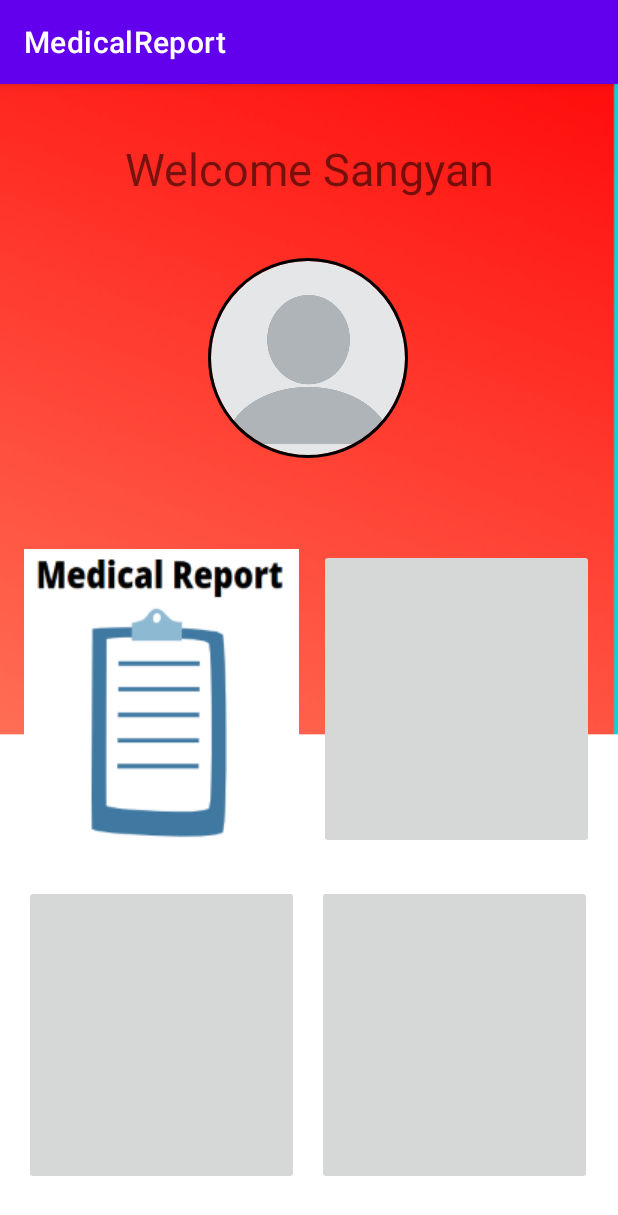
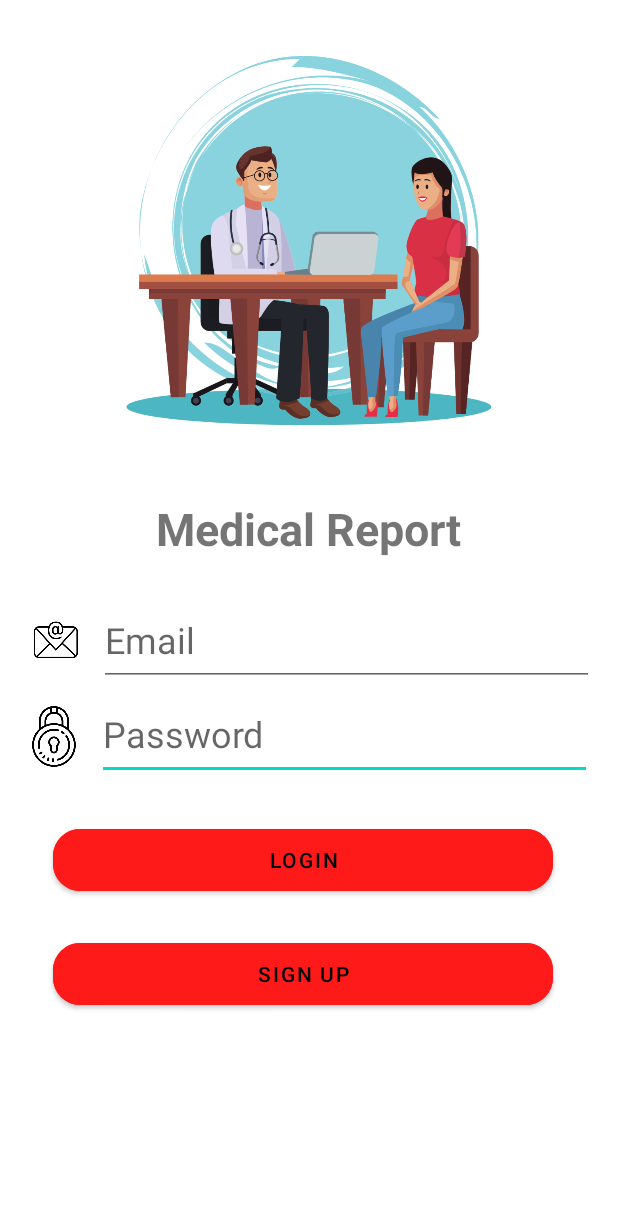
Before and after one commit to prakhar1032/Medical-Report, an Android app: the screen it shows after launch (MainActivity before the commit, LoginActivity after it), on a phone screen of 412 x 824 dp. Shown: the top 1215 px of the screen. Run offline under Robolectric (Android 15) with nearby library versions, the phone set to English and light mode, and no system bars.

Commit message:
initial commit4

```diff
--- a/app/src/main/AndroidManifest.xml
+++ b/app/src/main/AndroidManifest.xml
@@ -9,6 +9,7 @@
         android:roundIcon="@mipmap/ic_launcher_round"
         android:supportsRtl="true"
         android:theme="@style/Theme.MedicalReport">
+
         <activity android:name=".SplashScreen">
             <intent-filter>
                 <action android:name="android.intent.action.MAIN" />
@@ -16,7 +17,8 @@
                 <category android:name="android.intent.category.LAUNCHER" />
             </intent-filter>
         </activity>
-        <activity android:name=".MainActivity"></activity>
+        <activity android:name=".LoginActivity"></activity>
+        <activity android:name=".MainActivity" ></activity>
     </application>
 
 </manifest>
--- /dev/null
+++ b/app/src/main/java/com/medical/medicalreport/LoginActivity.kt
@@ -0,0 +1,11 @@
+package com.medical.medicalreport
+
+import androidx.appcompat.app.AppCompatActivity
+import android.os.Bundle
+
+class LoginActivity : AppCompatActivity() {
+    override fun onCreate(savedInstanceState: Bundle?) {
+        super.onCreate(savedInstanceState)
+        setContentView(R.layout.activity_login)
+    }
+}
--- a/app/src/main/java/com/medical/medicalreport/SplashScreen.kt
+++ b/app/src/main/java/com/medical/medicalreport/SplashScreen.kt
@@ -1,10 +1,10 @@
 package com.medical.medicalreport
 
 import android.content.Intent
-import androidx.appcompat.app.AppCompatActivity
 import android.os.Bundle
 import android.os.Handler
 import android.view.WindowManager
+import androidx.appcompat.app.AppCompatActivity
 
 
 class SplashScreen : AppCompatActivity() {
@@ -17,9 +17,18 @@ class SplashScreen : AppCompatActivity() {
             WindowManager.LayoutParams.FLAG_FULLSCREEN
         )
         Handler().postDelayed({
-            val intent = Intent(this, MainActivity::class.java)
-            startActivity(intent)
+            if (!alreadyLoggedIn()) {
+                val intent = Intent(this@SplashScreen, LoginActivity::class.java)
+                startActivity(intent)
+            } else {
+                val intent = Intent(this@SplashScreen, MainActivity::class.java)
+                startActivity(intent)
+            }
             finish()
         }, 2000) // 3000 is the delayed time in milliseconds.
     }
+
+    private fun alreadyLoggedIn(): Boolean {
+        return false
+    }
 }
--- /dev/null
+++ b/app/src/main/res/layout/activity_login.xml
@@ -0,0 +1,122 @@
+<?xml version="1.0" encoding="utf-8"?>
+<androidx.constraintlayout.widget.ConstraintLayout
+    xmlns:android="http://schemas.android.com/apk/res/android"
+    xmlns:app="http://schemas.android.com/apk/res-auto"
+    xmlns:tools="http://schemas.android.com/tools"
+    android:layout_width="match_parent"
+    android:layout_height="match_parent"
+    tools:context=".LoginActivity">
+
+    <EditText
+        android:id="@+id/editTextTextPersonName"
+        android:layout_width="330dp"
+        android:layout_height="61dp"
+        android:ems="10"
+        android:hint="Password"
+        android:inputType="textPersonName"
+        android:textSize="24sp"
+        app:layout_constraintBottom_toBottomOf="parent"
+        app:layout_constraintEnd_toEndOf="parent"
+        app:layout_constraintHorizontal_bias="0.79"
+        app:layout_constraintStart_toStartOf="parent"
+        app:layout_constraintTop_toBottomOf="@+id/imageView3"
+        app:layout_constraintVertical_bias="0.331" />
+
+    <EditText
+        android:id="@+id/editTextTextPersonName2"
+        android:layout_width="330dp"
+        android:layout_height="61dp"
+        android:layout_marginTop="88dp"
+        android:ems="10"
+        android:hint="Email"
+        android:inputType="textPersonName"
+        android:textSize="24sp"
+        app:layout_constraintEnd_toEndOf="parent"
+        app:layout_constraintHorizontal_bias="0.802"
+        app:layout_constraintStart_toStartOf="parent"
+        app:layout_constraintTop_toBottomOf="@+id/imageView3" />
+
+    <ImageView
+        android:id="@+id/imageView3"
+        android:layout_width="276dp"
+        android:layout_height="280dp"
+        android:layout_marginTop="28dp"
+        app:layout_constraintEnd_toEndOf="parent"
+        app:layout_constraintStart_toStartOf="parent"
+        app:layout_constraintTop_toTopOf="parent"
+        app:srcCompat="@drawable/loginimage" />
+
+    <TextView
+        android:id="@+id/textView2"
+        android:layout_width="wrap_content"
+        android:layout_height="wrap_content"
+        android:text="Medical Report"
+        android:textColorLink="#000000"
+        android:textSize="30dp"
+        android:textStyle="bold"
+        app:layout_constraintBottom_toTopOf="@+id/editTextTextPersonName2"
+        app:layout_constraintEnd_toEndOf="parent"
+        app:layout_constraintStart_toStartOf="parent"
+        app:layout_constraintTop_toBottomOf="@+id/imageView3" />
+
+    <com.google.android.material.button.MaterialButton
+        android:id="@+id/login"
+        android:backgroundTint="#ff1a1a"
+        android:layout_width="333dp"
+        android:layout_height="53dp"
+        android:text="Login"
+        android:textColor="@color/black"
+        app:cornerRadius="18dp"
+        app:layout_constraintBottom_toTopOf="@+id/signup"
+        app:layout_constraintEnd_toEndOf="parent"
+        app:layout_constraintHorizontal_bias="0.451"
+        app:layout_constraintStart_toStartOf="parent"
+        app:layout_constraintTop_toBottomOf="@+id/editTextTextPersonName"
+        app:layout_constraintVertical_bias="0.542"
+        tools:ignore="MissingConstraints" />
+
+    <com.google.android.material.button.MaterialButton
+        android:id="@+id/signup"
+        android:backgroundTint="#ff1a1a"
+        android:layout_width="333dp"
+        android:layout_height="53dp"
+        android:layout_marginBottom="148dp"
+        android:text="Sign Up"
+        android:textColor="@color/black"
+        app:cornerRadius="18dp"
+        app:layout_constraintBottom_toBottomOf="parent"
+        app:layout_constraintEnd_toEndOf="parent"
+        app:layout_constraintHorizontal_bias="0.451"
+        app:layout_constraintStart_toStartOf="parent"
+        tools:ignore="MissingConstraints" />
+
+    <ImageView
+        android:id="@+id/imageView5"
+        android:layout_width="66dp"
+        android:layout_height="64dp"
+        android:layout_marginStart="10dp"
+        android:layout_marginTop="396dp"
+        android:layout_marginBottom="106dp"
+        app:layout_constraintBottom_toTopOf="@+id/login"
+        app:layout_constraintEnd_toStartOf="@+id/editTextTextPersonName2"
+        app:layout_constraintHorizontal_bias="0.727"
+        app:layout_constraintStart_toStartOf="parent"
+        app:layout_constraintTop_toTopOf="parent"
+        app:layout_constraintVertical_bias="0.0"
+        app:srcCompat="@drawable/emaillogo" />
+
+    <ImageView
+        android:id="@+id/imageView6"
+        android:layout_width="65dp"
+        android:layout_height="62dp"
+        android:layout_marginStart="3dp"
+        android:layout_marginEnd="6dp"
+        android:layout_marginBottom="28dp"
+        app:layout_constraintBottom_toTopOf="@+id/login"
+        app:layout_constraintEnd_toStartOf="@+id/editTextTextPersonName"
+        app:layout_constraintHorizontal_bias="0.0"
+        app:layout_constraintStart_toStartOf="parent"
+        app:layout_constraintTop_toBottomOf="@+id/imageView5"
+        app:layout_constraintVertical_bias="0.125"
+        app:srcCompat="@drawable/passwordlogo" />
+</androidx.constraintlayout.widget.ConstraintLayout>
--- a/app/src/main/res/values/themes.xml
+++ b/app/src/main/res/values/themes.xml
@@ -1,6 +1,6 @@
 <resources xmlns:tools="http://schemas.android.com/tools">
     <!-- Base application theme. -->
-    <style name="Theme.MedicalReport" parent="Theme.MaterialComponents.DayNight.DarkActionBar">
+    <style name="Theme.MedicalReport" parent="Theme.MaterialComponents.DayNight.NoActionBar">
         <!-- Primary brand color. -->
         <item name="colorPrimary">@color/purple_500</item>
         <item name="colorPrimaryVariant">@color/purple_700</item>
```
Also changed, not shown: app/src/main/res/drawable-v24/diseaseslogo.png (added), app/src/main/res/drawable-v24/doctorvisitlogo.png (added), app/src/main/res/drawable-v24/emaillogo.png (added), app/src/main/res/drawable-v24/loginimage.png (added), app/src/main/res/drawable-v24/medicationlogo.png (added), app/src/main/res/drawable-v24/passwordlogo.png (added), 3 other files.
